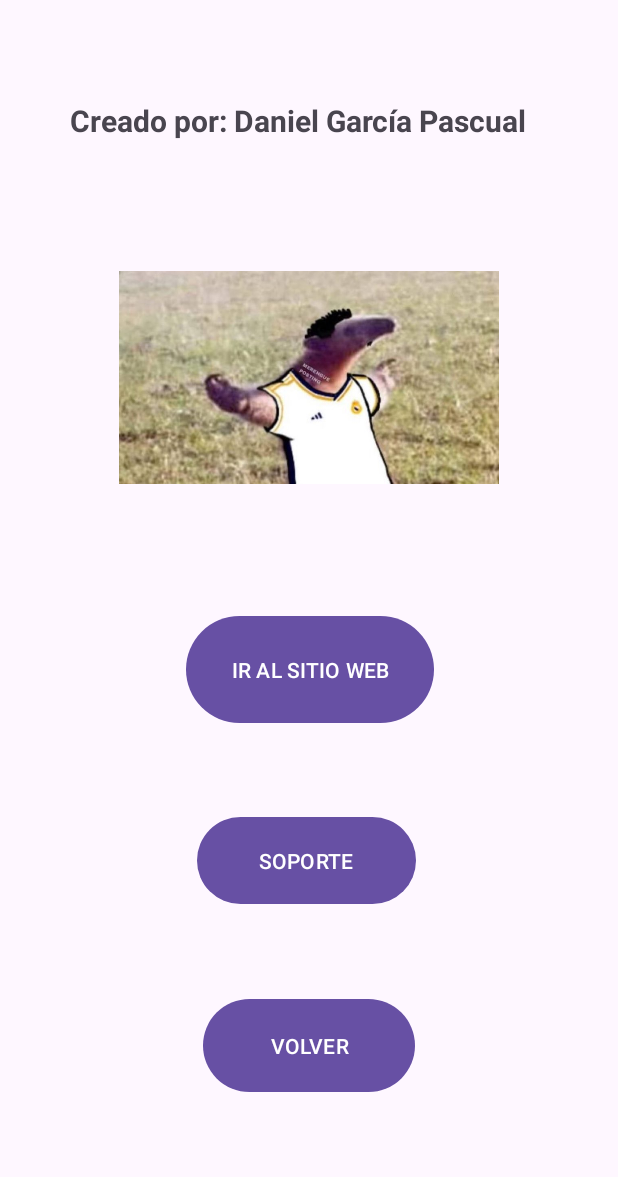
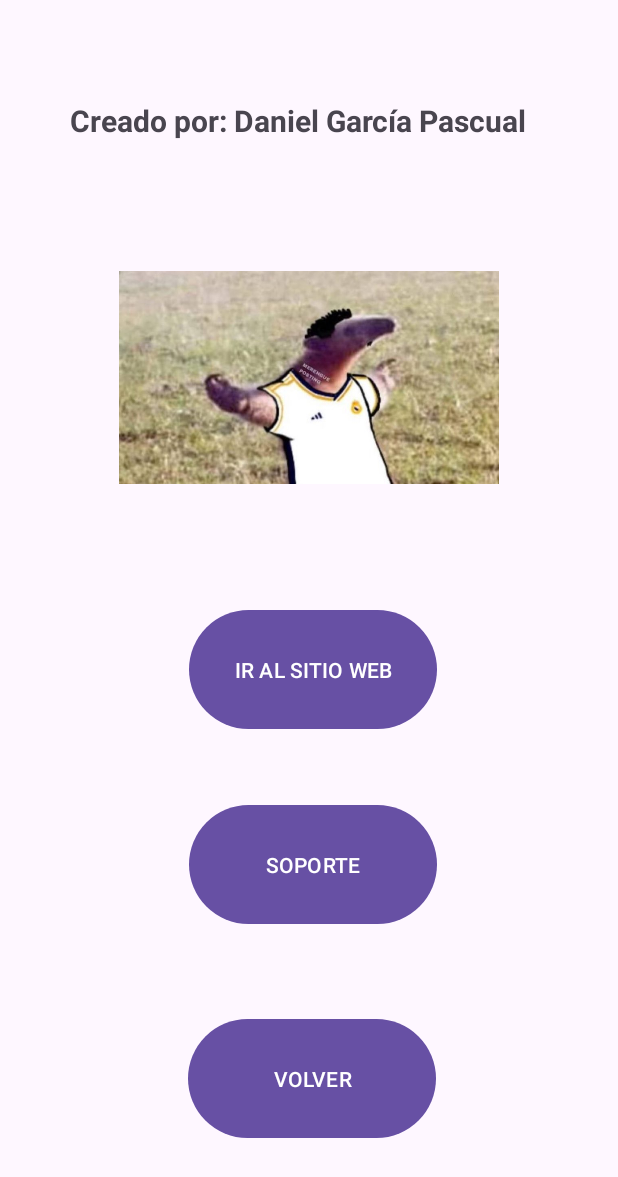
Before and after one commit to daanigp/Filmoteca_DanielGarcia, an Android app: the layout about_activity.xml on its own in the app's theme, with its tools: preview values and no code run, on a phone screen of 412 x 824 dp. Shown: the top 1177 px of the screen. Run offline under Robolectric (Android 15) with nearby library versions, the light colour scheme and no system bars.

Commit message:
Actualización AboutActivity + FilmListActivity
Creación de métodos para los botones: Soporte y sitio web.
Creación FilmListActivity

```diff
--- a/app/src/main/AndroidManifest.xml
+++ b/app/src/main/AndroidManifest.xml
@@ -13,10 +13,13 @@
         android:theme="@style/Theme.FilmotecaDanielGarcia"
         tools:targetApi="31">
         <activity
+            android:name=".AboutActivity"
+            android:exported="false" />
+        <activity
             android:name=".MainActivity"
             android:exported="false" />
         <activity
-            android:name=".AboutActivity"
+            android:name=".FilmListActivity"
             android:exported="true">
             <intent-filter>
                 <action android:name="android.intent.action.MAIN" />
--- a/app/src/main/res/layout/about_activity.xml
+++ b/app/src/main/res/layout/about_activity.xml
@@ -35,7 +35,9 @@
         android:id="@+id/btnSitioWeb"
         android:layout_width="165dp"
         android:layout_height="79dp"
-        android:layout_marginStart="16dp"
+        android:layout_marginStart="20dp"
+        android:insetTop="0dp"
+        android:insetBottom="0dp"
         android:text="@string/sitioWeb"
         app:layout_constraintBottom_toBottomOf="parent"
         app:layout_constraintEnd_toEndOf="parent"
@@ -46,24 +48,32 @@
 
     <Button
         android:id="@+id/btnSoporte"
-        android:layout_width="146dp"
-        android:layout_height="66dp"
+        android:layout_width="165dp"
+        android:layout_height="79dp"
+        android:layout_marginStart="20dp"
+        android:insetTop="0dp"
+        android:insetBottom="0dp"
         android:text="@string/soporte"
         app:layout_constraintBottom_toBottomOf="parent"
         app:layout_constraintEnd_toEndOf="parent"
-        app:layout_constraintHorizontal_bias="0.494"
+        app:layout_constraintHorizontal_bias="0.469"
         app:layout_constraintStart_toStartOf="parent"
         app:layout_constraintTop_toBottomOf="@+id/btnSitioWeb"
-        app:layout_constraintVertical_bias="0.201" />
+        app:layout_constraintVertical_bias="0.195" />
 
     <Button
         android:id="@+id/btnVolver"
-        android:layout_width="141dp"
-        android:layout_height="70dp"
+        android:layout_width="165dp"
+        android:layout_height="79dp"
+        android:layout_marginStart="20dp"
+        android:insetTop="0dp"
+        android:insetBottom="0dp"
         android:text="@string/volver"
         app:layout_constraintBottom_toBottomOf="parent"
         app:layout_constraintEnd_toEndOf="parent"
+        app:layout_constraintHorizontal_bias="0.465"
         app:layout_constraintStart_toStartOf="parent"
         app:layout_constraintTop_toBottomOf="@+id/btnSoporte"
-        app:layout_constraintVertical_bias="0.376" />
+        app:layout_constraintVertical_bias="0.493" />
+
 </androidx.constraintlayout.widget.ConstraintLayout>
```
Also changed, not shown: app/src/main/java/esp/daniel/filmoteca_danielgarcia/AboutActivity.java (+37 -0 lines), app/src/main/java/esp/daniel/filmoteca_danielgarcia/FilmListActivity.java (added, +14 -0 lines), app/src/main/res/layout/activity_film_list.xml (added, +22 -0 lines).
